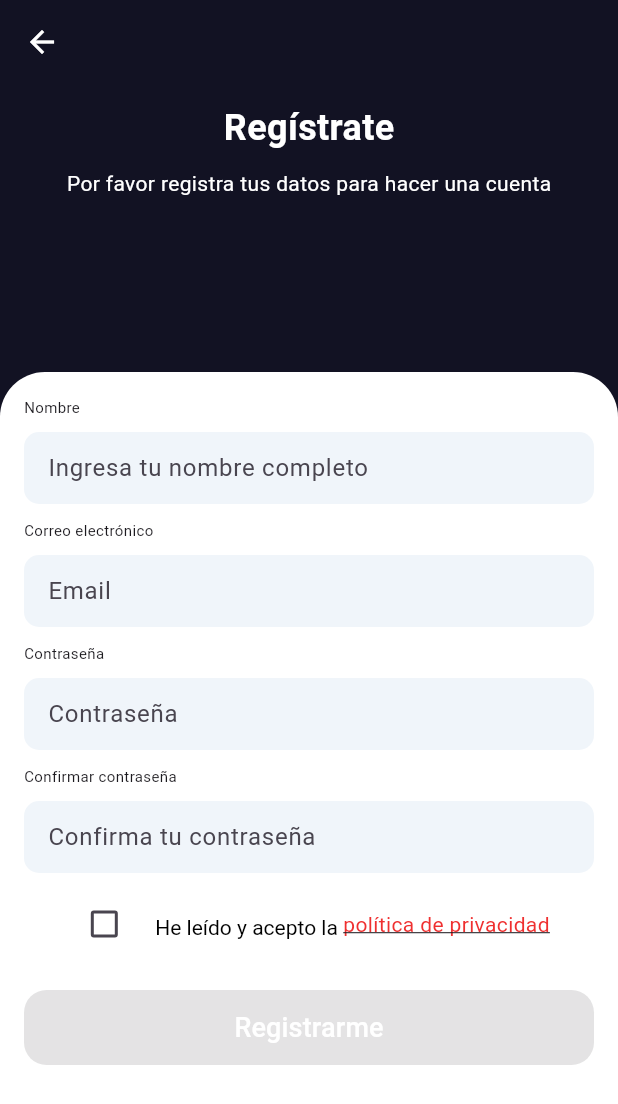
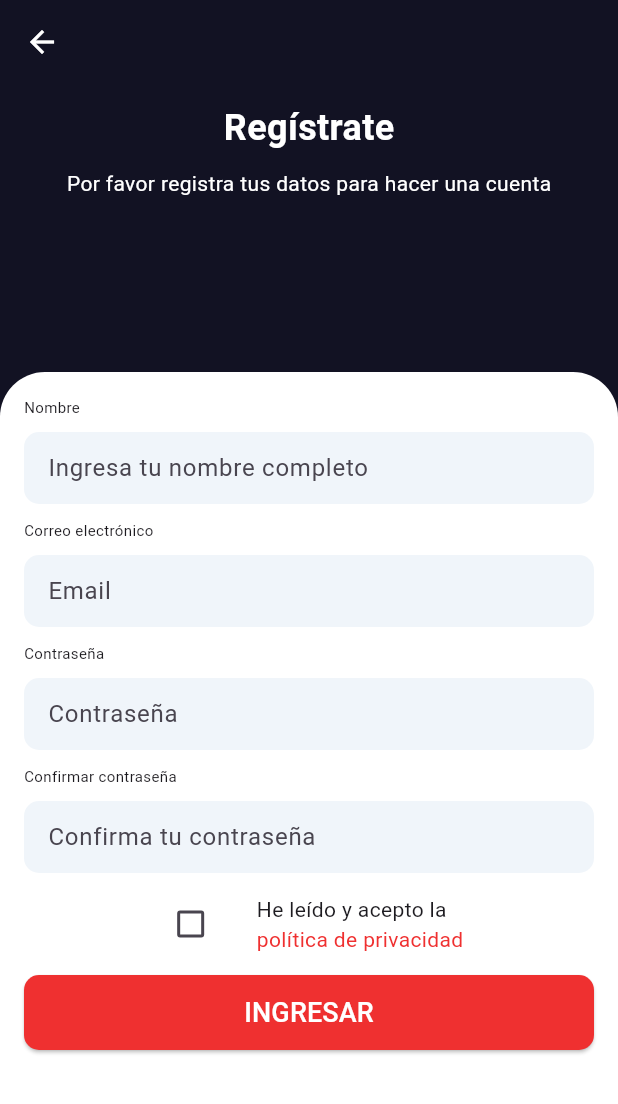
Before and after one commit to juanvaloss/TC2007B.502_MobileApp, a Flutter app: the RegisterScreen screen opened directly, on a phone screen of 412 x 824 dp. Shown: the top 1104 px of the screen. Run offline on Flutter 3.47's test engine with Material 3 defaults, Android fonts, the phone set to English and light mode, and no system bars; our stand-ins replace flutter_dotenv, geolocator, google_maps_flutter; network calls fail.

Commit message:
Update: Flujo de acceso completado

```diff
--- a/client/lib/screens/access_screens/register_screen.dart
+++ b/client/lib/screens/access_screens/register_screen.dart
@@ -4,7 +4,6 @@ import 'package:flutter/services.dart';
 import 'package:http/http.dart' as http;
 //import '../user_profile.dart';
 import '../access_screens/code_screen.dart';
-import '../access_screens/privacyNoticeScreen.dart';
 
 class RegisterScreen extends StatefulWidget {
   const RegisterScreen({super.key});
@@ -23,7 +22,7 @@ class _RegisterScreenState extends State<RegisterScreen> {
   final TextEditingController confirmPasswordController = TextEditingController();
 
   void sendJsonData(context) async {
-    final url = Uri.parse('http://192.168.101.107:3000/users/create');
+    final url = Uri.parse('http://x.x.x.x:3000/users/create');
 
     String name = nameController.text;
     String email = emailController.text;
@@ -269,6 +268,10 @@ class _RegisterScreenState extends State<RegisterScreen> {
 
                           // Checkbox and policies
                           const SizedBox(height: 10),
+                          Center(
+                            child: Column(
+                              mainAxisAlignment: MainAxisAlignment.center,
+                              children: [
                                 Row(
                                   mainAxisAlignment: MainAxisAlignment.center,
                                   children: [
@@ -280,40 +283,35 @@ class _RegisterScreenState extends State<RegisterScreen> {
                                         });
                                       },
                                     ),
-                              const SizedBox(width: 10),
-                              RichText(
-                                text: TextSpan(
+                                    const SizedBox(width: 20),
+                                    const Text.rich(
+                                      TextSpan(
                                         text: "He leído y acepto la ",
-                                  style: TextStyle(color: Colors.black),
-                                  children: [
-                                    WidgetSpan(
-                                      child: GestureDetector(
-                                        onTap: () {
-                                          Navigator.push(
-                                              context,
-                                              MaterialPageRoute(builder: (context) => PrivacyNoticeScreen()));
-                                        },
-                                        child: const Text(
-                                          "política de privacidad",
+                                        children: <TextSpan>[
+                                          TextSpan(
+                                            text: "\npolítica de privacidad",
                                             style: TextStyle(
-                                            color: Color(0xFFEF3030),
-                                            decoration: TextDecoration.underline, // Subrayar el texto
-                                          ),
-                                        ),
-                                      ),
-                                    ),
+                                                color: Color(0xFFEF3030)),
+                                          )
                                         ],
                                       ),
                                     ),
                                   ],
                                 ),
-                          const SizedBox(height: 20),
+
+                                // Button
+                                const SizedBox(height: 10),
                                 SizedBox(
                                   width: double.infinity,
                                   height: 50,
                                   child: ElevatedButton(
-                                  onPressed: isChecked
-                                      ? () {
+                                    style: ElevatedButton.styleFrom(
+                                      backgroundColor: const Color(0xFFEF3030),
+                                      shape: RoundedRectangleBorder(
+                                        borderRadius: BorderRadius.circular(10.0),
+                                      ),
+                                    ),
+                                    onPressed: () {
                                     if(password.isEmpty  || email.isEmpty || name.isEmpty || confirmPassword.isEmpty){
                                       ScaffoldMessenger.of(context).showSnackBar(
                                           const SnackBar(
@@ -344,27 +342,19 @@ class _RegisterScreenState extends State<RegisterScreen> {
                                         );
                                       }
                                     }
-                                  }
-                                      : null, // Deshabilitado si el checkbox no está marcado
-                                  style: ElevatedButton.styleFrom(
-                                    backgroundColor: const Color(0xFFEF3030),
-                                    foregroundColor: Colors.white,
-                                    minimumSize: const Size(200, 40),
-                                    shape: RoundedRectangleBorder(
-                                      borderRadius: BorderRadius.circular(15),
-                                    ),
-                                  ),
-                                  child: const Text('Registrarme',
+                                    },
+                                    child: const Text(
+                                      'INGRESAR',
                                       style: TextStyle(
                                         fontSize: 18,
                                         color: Colors.white,
                                       ),
                                     ),
-
                                   ),
-
                                 ),
-
+                              ],
+                            ),
+                          ),
                         ],
                       ),
                     ),
--- a/client/pubspec.yaml
+++ b/client/pubspec.yaml
@@ -34,6 +34,8 @@ dependencies:
   google_maps_flutter: ^2.2.2
   geolocator: ^9.0.2
   flutter_dotenv: ^5.0.2
+  logging:  ^1.0.2
+
 
 
   # The following adds the Cupertino Icons font to your application.
```
Also changed, not shown: client/lib/screens/access_screens/code_screen.dart (+5 -4 lines), client/pubspec.lock. Lines whose indentation alone changed are shown as unchanged.
